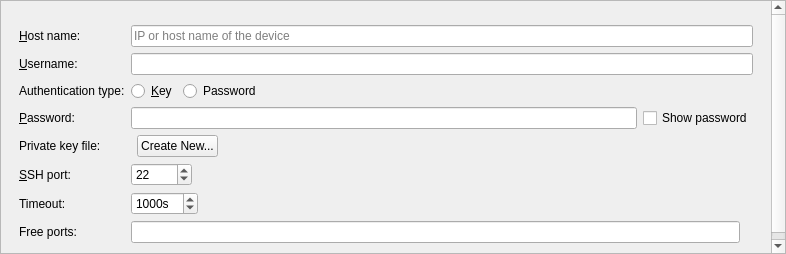
Qt form src/plugins/mer/merhardwaredevicewidget.ui (sailfishos/sailfish-qtcreator) before a commit.
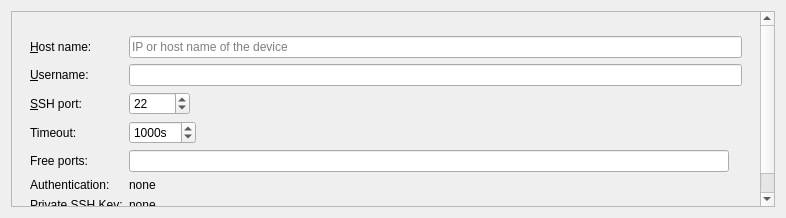
The same form after that commit. Custom widgets are drawn as their Qt base class.

```diff
--- a/src/plugins/mer/merhardwaredevicewidget.ui
+++ b/src/plugins/mer/merhardwaredevicewidget.ui
@@ -7,17 +7,14 @@
     <x>0</x>
     <y>0</y>
     <width>786</width>
-    <height>254</height>
+    <height>218</height>
    </rect>
   </property>
   <property name="windowTitle">
    <string>Form</string>
   </property>
-  <layout class="QGridLayout" name="gridLayout">
-   <property name="margin">
-    <number>0</number>
-   </property>
-   <item row="0" column="0">
+  <layout class="QVBoxLayout" name="verticalLayout">
+   <item>
     <widget class="QScrollArea" name="scrollArea">
      <property name="widgetResizable">
       <bool>true</bool>
@@ -26,13 +23,13 @@
       <property name="geometry">
        <rect>
         <x>0</x>
-        <y>0</y>
-        <width>780</width>
-        <height>248</height>
+        <y>-3</y>
+        <width>757</width>
+        <height>207</height>
        </rect>
       </property>
       <layout class="QGridLayout" name="gridLayout_2">
-       <item row="0" column="1">
+       <item row="0" column="0">
         <widget class="QWidget" name="widget" native="true">
          <layout class="QFormLayout" name="formLayout">
           <property name="fieldGrowthPolicy">
@@ -79,83 +76,13 @@
            </widget>
           </item>
           <item row="2" column="1">
+           <layout class="QHBoxLayout" name="horizontalLayout_7">
+            <item>
            <widget class="QLineEdit" name="userLineEdit"/>
           </item>
+           </layout>
+          </item>
           <item row="3" column="0">
-           <widget class="QLabel" name="authTypeLabel">
-            <property name="text">
-             <string>Authentication type:</string>
-            </property>
-           </widget>
-          </item>
-          <item row="3" column="1">
-           <layout class="QHBoxLayout" name="horizontalLayout">
-            <item>
-             <widget class="QRadioButton" name="keyButton">
-              <property name="text">
-               <string>&amp;Key</string>
-              </property>
-             </widget>
-            </item>
-            <item>
-             <widget class="QRadioButton" name="passwordButton">
-              <property name="text">
-               <string>Password</string>
-              </property>
-             </widget>
-            </item>
-           </layout>
-          </item>
-          <item row="4" column="0">
-           <widget class="QLabel" name="passwordLabel">
-            <property name="text">
-             <string>&amp;Password:</string>
-            </property>
-            <property name="buddy">
-             <cstring>pwdLineEdit</cstring>
-            </property>
-           </widget>
-          </item>
-          <item row="4" column="1">
-           <layout class="QHBoxLayout" name="horizontalLayout_6">
-            <item>
-             <widget class="QLineEdit" name="pwdLineEdit">
-              <property name="echoMode">
-               <enum>QLineEdit::Password</enum>
-              </property>
-             </widget>
-            </item>
-            <item>
-             <widget class="QCheckBox" name="showPasswordCheckBox">
-              <property name="text">
-               <string>Show password</string>
-              </property>
-             </widget>
-            </item>
-           </layout>
-          </item>
-          <item row="5" column="0">
-           <widget class="QLabel" name="keyLabel">
-            <property name="text">
-             <string>Private key file:</string>
-            </property>
-           </widget>
-          </item>
-          <item row="5" column="1">
-           <layout class="QHBoxLayout" name="horizontalLayout_8">
-            <item>
-             <widget class="Utils::PathChooser" name="keyFileLineEdit" native="true"/>
-            </item>
-            <item>
-             <widget class="QPushButton" name="createKeyButton">
-              <property name="text">
-               <string>Create New...</string>
-              </property>
-             </widget>
-            </item>
-           </layout>
-          </item>
-          <item row="6" column="0">
            <widget class="QLabel" name="sshPortLabel">
             <property name="text">
              <string>&amp;SSH port:</string>
@@ -165,7 +92,9 @@
             </property>
            </widget>
           </item>
-          <item row="6" column="1">
+          <item row="3" column="1">
+           <layout class="QHBoxLayout" name="horizontalLayout_6">
+            <item>
            <widget class="QSpinBox" name="sshPortSpinBox">
             <property name="minimum">
              <number>0</number>
@@ -178,7 +107,22 @@
             </property>
            </widget>
           </item>
-          <item row="7" column="0">
+            <item>
+             <spacer name="horizontalSpacer_2">
+              <property name="orientation">
+               <enum>Qt::Horizontal</enum>
+              </property>
+              <property name="sizeHint" stdset="0">
+               <size>
+                <width>40</width>
+                <height>20</height>
+               </size>
+              </property>
+             </spacer>
+            </item>
+           </layout>
+          </item>
+          <item row="4" column="0">
            <widget class="QLabel" name="connectionTimeoutLabel">
             <property name="text">
              <string>Timeout:</string>
@@ -188,7 +132,9 @@
             </property>
            </widget>
           </item>
-          <item row="7" column="1">
+          <item row="4" column="1">
+           <layout class="QHBoxLayout" name="horizontalLayout_5">
+            <item>
            <widget class="QSpinBox" name="timeoutSpinBox">
             <property name="suffix">
              <string>s</string>
@@ -204,7 +150,22 @@
             </property>
            </widget>
           </item>
-          <item row="8" column="0">
+            <item>
+             <spacer name="horizontalSpacer">
+              <property name="orientation">
+               <enum>Qt::Horizontal</enum>
+              </property>
+              <property name="sizeHint" stdset="0">
+               <size>
+                <width>40</width>
+                <height>20</height>
+               </size>
+              </property>
+             </spacer>
+            </item>
+           </layout>
+          </item>
+          <item row="5" column="0">
            <widget class="QLabel" name="freePortsLabel">
             <property name="text">
              <string>Free ports:</string>
@@ -214,7 +175,7 @@
             </property>
            </widget>
           </item>
-          <item row="8" column="1">
+          <item row="5" column="1">
            <layout class="QHBoxLayout" name="horizontalLayout_2">
             <item>
              <widget class="QLineEdit" name="portsLineEdit">
@@ -232,40 +193,51 @@
             </item>
            </layout>
           </item>
-         </layout>
-         <zorder>authTypeButtonsWidget</zorder>
-         <zorder>hostNameLabel</zorder>
-         <zorder>passwordLabel</zorder>
-         <zorder>keyLabel</zorder>
-         <zorder>userLineEdit</zorder>
-         <zorder>userNameLabel</zorder>
-         <zorder>sshPortLabel</zorder>
-         <zorder>sshPortSpinBox</zorder>
-         <zorder>connectionTimeoutLabel</zorder>
-         <zorder>timeoutSpinBox</zorder>
-         <zorder>freePortsLabel</zorder>
-         <zorder></zorder>
-         <zorder>authTypeLabel</zorder>
-        </widget>
-       </item>
-      </layout>
-     </widget>
-    </widget>
+          <item row="6" column="0">
+           <widget class="QLabel" name="authTypeLabel">
+            <property name="text">
+             <string>Authentication:</string>
+            </property>
+           </widget>
+          </item>
+          <item row="6" column="1">
+           <layout class="QHBoxLayout" name="horizontalLayout">
+            <item>
+             <widget class="QLabel" name="autheticationTypeLabelEdit">
+              <property name="text">
+               <string>none</string>
+              </property>
+             </widget>
+            </item>
+           </layout>
+          </item>
+          <item row="8" column="0">
+           <widget class="QLabel" name="keyLabel">
+            <property name="text">
+             <string>Private SSH Key:</string>
+            </property>
+           </widget>
+          </item>
+          <item row="8" column="1">
+           <layout class="QHBoxLayout" name="horizontalLayout_8">
+            <item>
+             <widget class="QLabel" name="privateKeyLabelEdit">
+              <property name="text">
+               <string>none</string>
+              </property>
+             </widget>
+            </item>
+           </layout>
+          </item>
+         </layout>
+        </widget>
+       </item>
+      </layout>
+     </widget>
+    </widget>
    </item>
   </layout>
  </widget>
- <customwidgets>
-  <customwidget>
-   <class>Utils::PathChooser</class>
-   <extends>QWidget</extends>
-   <header location="global">utils/pathchooser.h</header>
-   <container>1</container>
-   <slots>
-    <signal>editingFinished()</signal>
-    <signal>browsingFinished()</signal>
-   </slots>
-  </customwidget>
- </customwidgets>
  <resources/>
  <connections/>
 </ui>
```
Lines whose indentation alone changed are shown as unchanged.
